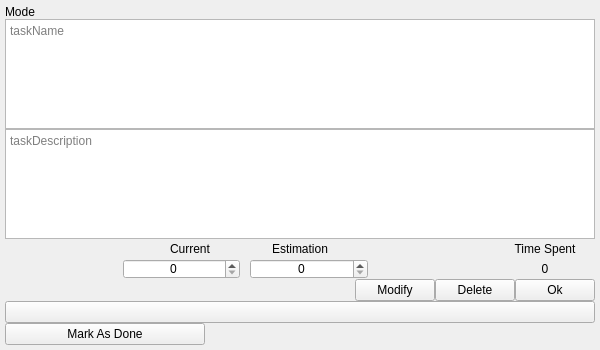
Before: the Qt Designer form PomoPeak/taskQT.ui in TheVipek/PomoPeak, drawn with Qt 5.
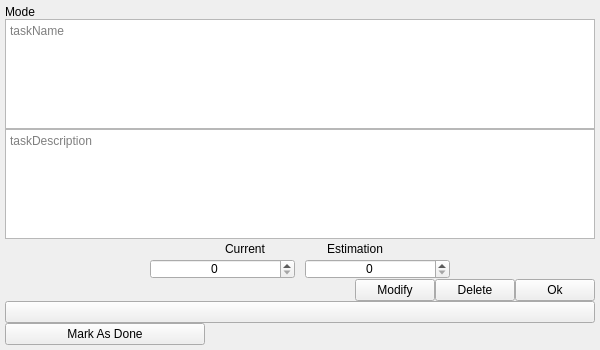
After: the same form once the commit is applied.

```diff
--- a/PomoPeak/taskQT.ui
+++ b/PomoPeak/taskQT.ui
@@ -129,7 +129,7 @@
        </widget>
       </item>
       <item>
-       <layout class="QHBoxLayout" name="horizontalLayout_3" stretch="1,1,1,1,1">
+       <layout class="QHBoxLayout" name="horizontalLayout_3" stretch="1,1,1,1">
         <property name="spacing">
          <number>10</number>
         </property>
@@ -227,38 +227,10 @@
           </property>
          </spacer>
         </item>
-        <item>
-         <widget class="QLabel" name="timeSpendInfo">
-          <property name="sizePolicy">
-           <sizepolicy hsizetype="Expanding" vsizetype="Expanding">
-            <horstretch>0</horstretch>
-            <verstretch>0</verstretch>
-           </sizepolicy>
-          </property>
-          <property name="minimumSize">
-           <size>
-            <width>50</width>
-            <height>20</height>
-           </size>
-          </property>
-          <property name="maximumSize">
-           <size>
-            <width>100</width>
-            <height>40</height>
-           </size>
-          </property>
-          <property name="text">
-           <string>Time Spent</string>
-          </property>
-          <property name="alignment">
-           <set>Qt::AlignCenter</set>
-          </property>
-         </widget>
-        </item>
        </layout>
       </item>
       <item>
-       <layout class="QHBoxLayout" name="horizontalLayout" stretch="1,1,1,1,1">
+       <layout class="QHBoxLayout" name="horizontalLayout" stretch="1,1,1,1">
         <property name="spacing">
          <number>10</number>
         </property>
@@ -350,34 +322,6 @@
           </property>
          </spacer>
         </item>
-        <item>
-         <widget class="QLabel" name="timeSpentOnTask">
-          <property name="sizePolicy">
-           <sizepolicy hsizetype="Expanding" vsizetype="Expanding">
-            <horstretch>0</horstretch>
-            <verstretch>0</verstretch>
-           </sizepolicy>
-          </property>
-          <property name="minimumSize">
-           <size>
-            <width>50</width>
-            <height>20</height>
-           </size>
-          </property>
-          <property name="maximumSize">
-           <size>
-            <width>100</width>
-            <height>40</height>
-           </size>
-          </property>
-          <property name="text">
-           <string>0</string>
-          </property>
-          <property name="alignment">
-           <set>Qt::AlignCenter</set>
-          </property>
-         </widget>
-        </item>
        </layout>
       </item>
       <item>
```
